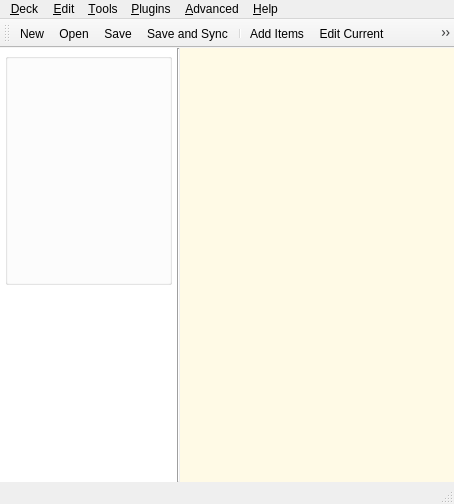
Old version of the form designer/main.ui in the repository ankitects/anki.
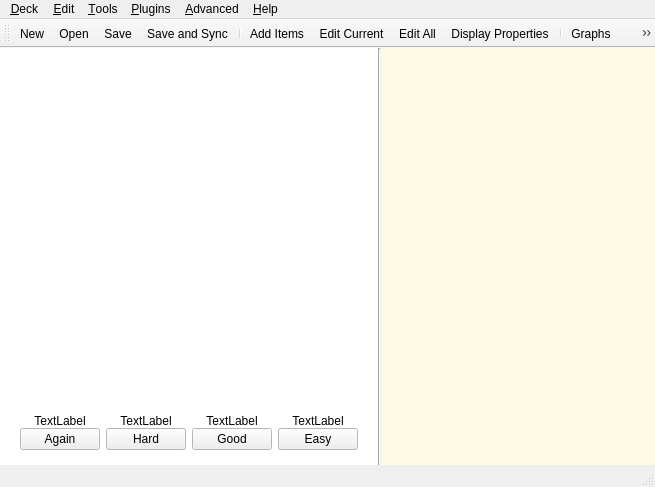
New version of the form. The open tabs and pages were chosen to show the change. Icons and pictures are not drawn.

Commit message: move to stacked widgets, fix scrollbar display

The edit to the form file:
```diff
--- a/designer/main.ui
+++ b/designer/main.ui
@@ -5,8 +5,8 @@
    <rect>
     <x>0</x>
     <y>0</y>
-    <width>454</width>
-    <height>504</height>
+    <width>655</width>
+    <height>487</height>
    </rect>
   </property>
   <property name="sizePolicy" >
@@ -27,8 +27,8 @@
     <rect>
      <x>0</x>
      <y>69</y>
-     <width>454</width>
-     <height>415</height>
+     <width>655</width>
+     <height>398</height>
     </rect>
    </property>
    <property name="sizePolicy" >
@@ -122,43 +122,267 @@
       <property name="frameShadow" >
        <enum>QFrame::Raised</enum>
       </property>
-      <layout class="QVBoxLayout" >
-       <property name="spacing" >
-        <number>0</number>
-       </property>
-       <property name="margin" >
-        <number>5</number>
-       </property>
-       <item>
-        <widget class="QGroupBox" name="fieldsArea" >
+      <layout class="QGridLayout" name="gridLayout" >
+       <item row="0" column="0" >
+        <widget class="QStackedWidget" name="mainStack" >
          <property name="sizePolicy" >
-          <sizepolicy vsizetype="Expanding" hsizetype="Preferred" >
-           <horstretch>7</horstretch>
-           <verstretch>2</verstretch>
+          <sizepolicy vsizetype="Expanding" hsizetype="Expanding" >
+           <horstretch>0</horstretch>
+           <verstretch>99</verstretch>
           </sizepolicy>
          </property>
-         <property name="autoFillBackground" >
-          <bool>true</bool>
+         <property name="currentIndex" >
+          <number>1</number>
          </property>
-         <property name="title" >
-          <string/>
-         </property>
-         <property name="flat" >
-          <bool>true</bool>
-         </property>
-         <property name="checkable" >
-          <bool>false</bool>
-         </property>
+         <widget class="QWidget" name="page" >
+          <property name="geometry" >
+           <rect>
+            <x>0</x>
+            <y>0</y>
+            <width>370</width>
+            <height>330</height>
+           </rect>
+          </property>
+          <layout class="QVBoxLayout" name="verticalLayout_5" >
+           <item>
+            <widget class="QTextBrowser" name="welcomeText" >
+             <property name="focusPolicy" >
+              <enum>Qt::ClickFocus</enum>
+             </property>
+             <property name="frameShape" >
+              <enum>QFrame::NoFrame</enum>
+             </property>
+            </widget>
+           </item>
+          </layout>
+         </widget>
+         <widget class="QWidget" name="page_2" >
+          <property name="geometry" >
+           <rect>
+            <x>0</x>
+            <y>0</y>
+            <width>370</width>
+            <height>336</height>
+           </rect>
+          </property>
+          <layout class="QVBoxLayout" name="verticalLayout_2" >
+           <item>
+            <widget class="QWidget" native="1" name="fieldsArea" />
+           </item>
+          </layout>
+         </widget>
         </widget>
        </item>
-       <item>
-        <widget class="QTextBrowser" name="welcomeText" >
-         <property name="focusPolicy" >
-          <enum>Qt::ClickFocus</enum>
+       <item row="1" column="0" >
+        <widget class="QStackedWidget" name="buttonStack" >
+         <property name="currentIndex" >
+          <number>1</number>
          </property>
-         <property name="frameShape" >
-          <enum>QFrame::NoFrame</enum>
-         </property>
+         <widget class="QWidget" name="page1" >
+          <property name="geometry" >
+           <rect>
+            <x>0</x>
+            <y>0</y>
+            <width>370</width>
+            <height>52</height>
+           </rect>
+          </property>
+          <layout class="QVBoxLayout" name="verticalLayout" >
+           <item>
+            <spacer name="verticalSpacer" >
+             <property name="orientation" >
+              <enum>Qt::Vertical</enum>
+             </property>
+             <property name="sizeHint" stdset="0" >
+              <size>
+               <width>20</width>
+               <height>1</height>
+              </size>
+             </property>
+            </spacer>
+           </item>
+           <item>
+            <widget class="QPushButton" name="showAnswerButton" >
+             <property name="text" >
+              <string>Show Answer</string>
+             </property>
+            </widget>
+           </item>
+          </layout>
+         </widget>
+         <widget class="QWidget" name="page2" >
+          <property name="geometry" >
+           <rect>
+            <x>0</x>
+            <y>0</y>
+            <width>370</width>
+            <height>50</height>
+           </rect>
+          </property>
+          <layout class="QVBoxLayout" name="verticalLayout_3" >
+           <property name="spacing" >
+            <number>0</number>
+           </property>
+           <property name="leftMargin" >
+            <number>0</number>
+           </property>
+           <property name="topMargin" >
+            <number>0</number>
+           </property>
+           <property name="rightMargin" >
+            <number>0</number>
+           </property>
+           <property name="bottomMargin" >
+            <number>6</number>
+           </property>
+           <item>
+            <layout class="QHBoxLayout" name="horizontalLayout" >
+             <property name="spacing" >
+              <number>0</number>
+             </property>
+             <item>
+              <spacer name="horizontalSpacer" >
+               <property name="orientation" >
+                <enum>Qt::Horizontal</enum>
+               </property>
+               <property name="sizeHint" stdset="0" >
+                <size>
+                 <width>40</width>
+                 <height>0</height>
+                </size>
+               </property>
+              </spacer>
+             </item>
+             <item>
+              <layout class="QGridLayout" name="gridLayout_2" >
+               <property name="horizontalSpacing" >
+                <number>6</number>
+               </property>
+               <property name="verticalSpacing" >
+                <number>0</number>
+               </property>
+               <item row="0" column="0" >
+                <widget class="QLabel" name="easeLabel1" >
+                 <property name="text" >
+                  <string>TextLabel</string>
+                 </property>
+                 <property name="alignment" >
+                  <set>Qt::AlignCenter</set>
+                 </property>
+                </widget>
+               </item>
+               <item row="0" column="1" >
+                <widget class="QLabel" name="easeLabel2" >
+                 <property name="text" >
+                  <string>TextLabel</string>
+                 </property>
+                 <property name="alignment" >
+                  <set>Qt::AlignCenter</set>
+                 </property>
+                </widget>
+               </item>
+               <item row="0" column="2" >
+                <widget class="QLabel" name="easeLabel3" >
+                 <property name="text" >
+                  <string>TextLabel</string>
+                 </property>
+                 <property name="alignment" >
+                  <set>Qt::AlignCenter</set>
+                 </property>
+                </widget>
+               </item>
+               <item row="0" column="3" >
+                <widget class="QLabel" name="easeLabel4" >
+                 <property name="text" >
+                  <string>TextLabel</string>
+                 </property>
+                 <property name="alignment" >
+                  <set>Qt::AlignCenter</set>
+                 </property>
+                </widget>
+               </item>
+               <item row="1" column="0" >
+                <widget class="QPushButton" name="easeButton1" >
+                 <property name="text" >
+                  <string>Again</string>
+                 </property>
+                </widget>
+               </item>
+               <item row="1" column="1" >
+                <widget class="QPushButton" name="easeButton2" >
+                 <property name="text" >
+                  <string>Hard</string>
+                 </property>
+                </widget>
+               </item>
+               <item row="1" column="2" >
+                <widget class="QPushButton" name="easeButton3" >
+                 <property name="text" >
+                  <string>Good</string>
+                 </property>
+                </widget>
+               </item>
+               <item row="1" column="3" >
+                <widget class="QPushButton" name="easeButton4" >
+                 <property name="text" >
+                  <string>Easy</string>
+                 </property>
+                </widget>
+               </item>
+              </layout>
+             </item>
+             <item>
+              <spacer name="horizontalSpacer_2" >
+               <property name="orientation" >
+                <enum>Qt::Horizontal</enum>
+               </property>
+               <property name="sizeHint" stdset="0" >
+                <size>
+                 <width>40</width>
+                 <height>0</height>
+                </size>
+               </property>
+              </spacer>
+             </item>
+            </layout>
+           </item>
+          </layout>
+         </widget>
+         <widget class="QWidget" name="page3" >
+          <property name="geometry" >
+           <rect>
+            <x>0</x>
+            <y>0</y>
+            <width>370</width>
+            <height>44</height>
+           </rect>
+          </property>
+          <layout class="QVBoxLayout" name="verticalLayout_4" >
+           <item>
+            <spacer name="verticalSpacer_2" >
+             <property name="orientation" >
+              <enum>Qt::Vertical</enum>
+             </property>
+             <property name="sizeHint" stdset="0" >
+              <size>
+               <width>20</width>
+               <height>1</height>
+              </size>
+             </property>
+            </spacer>
+           </item>
+           <item>
+            <widget class="QPushButton" name="saveEditorButton" >
+             <property name="text" >
+              <string>Close</string>
+             </property>
+             <property name="shortcut" >
+              <string>Esc</string>
+             </property>
+            </widget>
+           </item>
+          </layout>
+         </widget>
         </widget>
        </item>
       </layout>
@@ -352,7 +576,7 @@
     <rect>
      <x>0</x>
      <y>0</y>
-     <width>454</width>
+     <width>655</width>
      <height>23</height>
     </rect>
    </property>
@@ -489,8 +713,8 @@
    <property name="geometry" >
     <rect>
      <x>0</x>
-     <y>484</y>
-     <width>454</width>
+     <y>467</y>
+     <width>655</width>
      <height>20</height>
     </rect>
    </property>
@@ -503,7 +727,7 @@
     <rect>
      <x>0</x>
      <y>23</y>
-     <width>454</width>
+     <width>655</width>
      <height>46</height>
     </rect>
    </property>
```
The commit also changes 5 other files.
